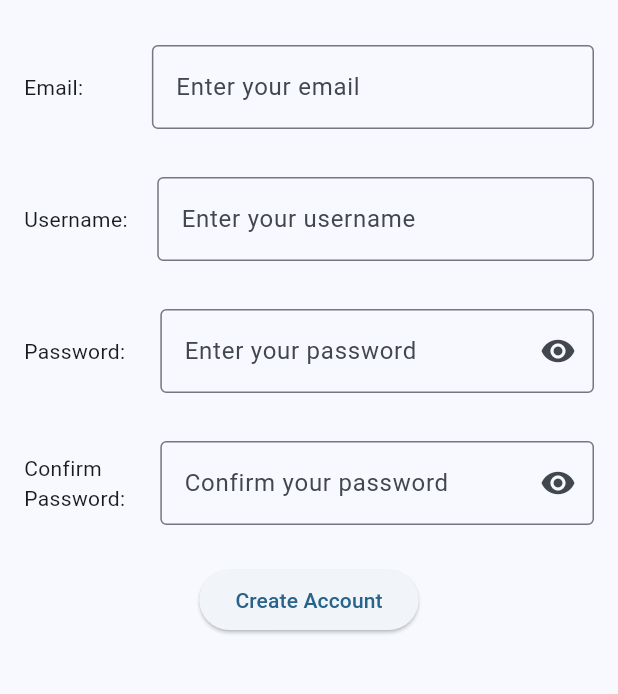
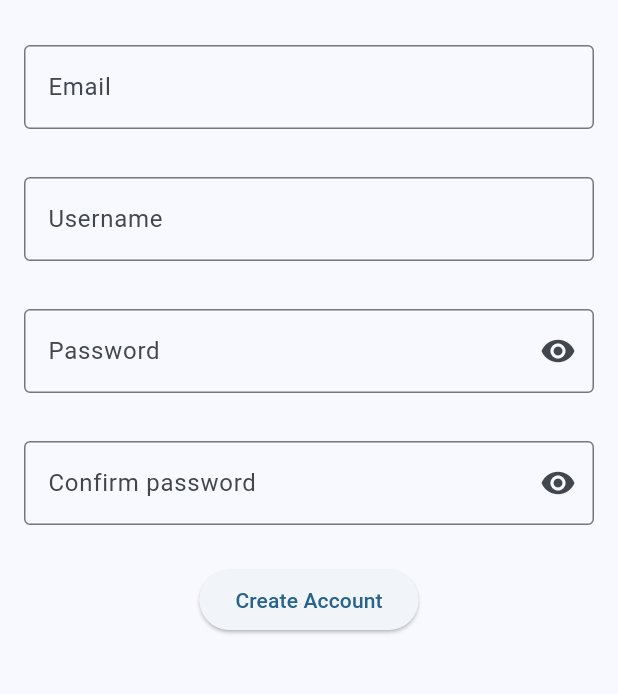
Before and after one commit to sonono-no/manga_matrix, a Flutter app: the SignUpPage screen opened directly, on a phone screen of 412 x 824 dp, the part 63-757 px from its top. Run offline on Flutter 3.47's test engine with Material 3 defaults, Android fonts, the phone set to English and light mode, and no system bars; missing offline and left inert: mongo_dart.

Commit message:
fix text fields in sign up page

```diff
--- a/lib/signuppage.dart
+++ b/lib/signuppage.dart
@@ -28,10 +28,6 @@ class _SignUpPageState extends State<SignUpPage> {
               child: Row(
                 mainAxisSize: MainAxisSize.min,
                 children: [
-                  Padding(
-                    padding: const EdgeInsets.all(8.0),
-                    child: Text('Email:        '),
-                  ),
                   new Flexible(
                     child: Padding(
                       padding: const EdgeInsets.all(8.0),
@@ -39,6 +35,7 @@ class _SignUpPageState extends State<SignUpPage> {
                         decoration: InputDecoration(
                           border: OutlineInputBorder(),
                           hintText: 'Enter your email',
+                          labelText: "Email"
                         ),
                       ),
                     )
@@ -51,10 +48,6 @@ class _SignUpPageState extends State<SignUpPage> {
               child: Row(
                 mainAxisSize: MainAxisSize.min,
                 children: [
-                  Padding(
-                    padding: const EdgeInsets.all(8.0),
-                    child: Text('Username: '),
-                  ),
                   new Flexible(
                     child: Padding(
                       padding: const EdgeInsets.all(8.0),
@@ -62,6 +55,7 @@ class _SignUpPageState extends State<SignUpPage> {
                         decoration: InputDecoration(
                           border: OutlineInputBorder(),
                           hintText: 'Enter your username',
+                          labelText: "Username"
                         ),
                       ),
                     )
@@ -74,10 +68,6 @@ class _SignUpPageState extends State<SignUpPage> {
               child: Row(
                 mainAxisSize: MainAxisSize.min,
                 children: [
-                  Padding(
-                    padding: const EdgeInsets.all(8.0),
-                    child: Text('Password:  '),
-                  ),
                   new Flexible(
                     child: Padding(
                       padding: const EdgeInsets.all(8.0),
@@ -87,6 +77,7 @@ class _SignUpPageState extends State<SignUpPage> {
                         decoration: InputDecoration(
                           border: OutlineInputBorder(),
                           hintText: 'Enter your password',
+                          labelText: "Password",
                           suffixIcon: IconButton(
                             icon: Icon(_obscure ? Icons.visibility : Icons.visibility_off),
                             onPressed: () {
@@ -107,10 +98,6 @@ class _SignUpPageState extends State<SignUpPage> {
               child: Row(
                 mainAxisSize: MainAxisSize.min,
                 children: [
-                  Padding(
-                    padding: const EdgeInsets.all(8.0),
-                    child: Text('Confirm \nPassword:  '),
-                  ),
                   new Flexible(
                     child: Padding(
                       padding: const EdgeInsets.all(8.0),
@@ -120,6 +107,7 @@ class _SignUpPageState extends State<SignUpPage> {
                         decoration: InputDecoration(
                           border: OutlineInputBorder(),
                           hintText: 'Confirm your password',
+                          labelText: "Confirm password",
                           suffixIcon: IconButton(
                             icon: Icon(_obscure2 ? Icons.visibility : Icons.visibility_off),
                             onPressed: () {
```
